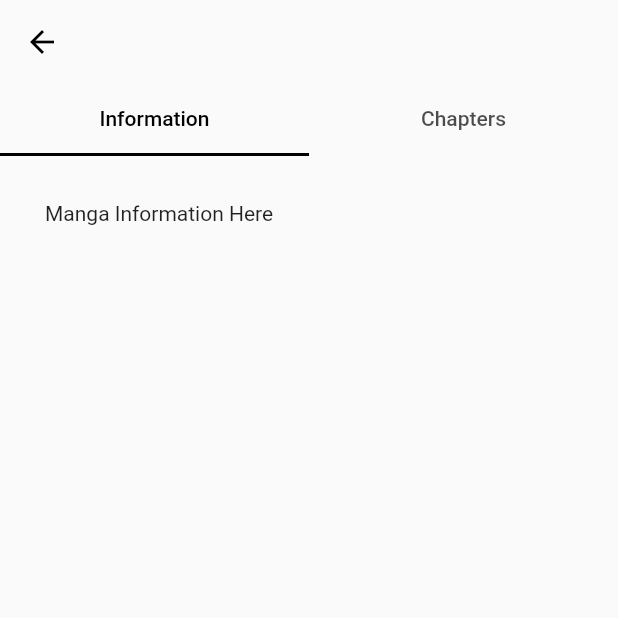
After one commit to RafaelAndrade0/Manga-Reader-Flutter, a Flutter app: the DetailsPage screen opened directly, on a phone screen of 412 x 824 dp, the top half of it. The commit adds this screen. Run offline on Flutter 3.47's test engine with Material 2 defaults, Android fonts, the phone set to English and light mode, and no system bars; our stand-ins replace convex_bottom_bar.

Commit message:
Criação da página de informação do manga

```diff
--- /dev/null
+++ b/lib/screens/details/details_page.dart
@@ -0,0 +1,40 @@
+import 'package:flutter/material.dart';
+import 'package:manga_reader_flutter/screens/details/widgets/manga_information.dart';
+import 'package:manga_reader_flutter/screens/details/widgets/manga_chapters.dart';
+
+class DetailsPage extends StatelessWidget {
+  @override
+  Widget build(BuildContext context) {
+    return DefaultTabController(
+      length: 2,
+      child: Scaffold(
+        appBar: AppBar(
+          backgroundColor: Color(0xfffafafa),
+          elevation: 0,
+          iconTheme: IconThemeData(
+            color: Colors.black,
+          ),
+          bottom: TabBar(
+            labelColor: Colors.black,
+            indicatorColor: Colors.black,
+            tabs: [
+              Tab(
+                text: 'Information',
+              ),
+              Tab(
+                text: 'Chapters',
+              ),
+            ],
+          ),
+        ),
+        body: TabBarView(
+          children: [
+            // Icon(Icons.directions_transit),
+            MangaInformation(),
+            MangaChapters(),
+          ],
+        ),
+      ),
+    );
+  }
+}
--- /dev/null
+++ b/lib/screens/details/widgets/manga_chapters.dart
@@ -0,0 +1,11 @@
+import 'package:flutter/material.dart';
+
+class MangaChapters extends StatelessWidget {
+  @override
+  Widget build(BuildContext context) {
+    return Container(
+      padding: EdgeInsets.all(30),
+      child: Text('Manga Chapters Here'),
+    );
+  }
+}
--- /dev/null
+++ b/lib/screens/details/widgets/manga_information.dart
@@ -0,0 +1,11 @@
+import 'package:flutter/material.dart';
+
+class MangaInformation extends StatelessWidget {
+  @override
+  Widget build(BuildContext context) {
+    return Container(
+      padding: EdgeInsets.all(30),
+      child: Text('Manga Information Here'),
+    );
+  }
+}
--- a/lib/screens/home/widgets/chapter_card.dart
+++ b/lib/screens/home/widgets/chapter_card.dart
@@ -1,5 +1,6 @@
 import 'package:flutter/material.dart';
 import 'package:manga_reader_flutter/models/manga.dart';
+import 'package:manga_reader_flutter/screens/details/details_page.dart';
 
 class ChapterCard extends StatefulWidget {
   final Manga manga;
@@ -42,7 +43,12 @@ class _ChapterCardState extends State<ChapterCard> {
                 ),
               ),
               child: InkWell(
-                onTap: () => print('tap'),
+                onTap: () => Navigator.push(
+                  context,
+                  MaterialPageRoute(
+                    builder: (context) => DetailsPage(),
+                  ),
+                ),
               ),
             ),
           ),
```
